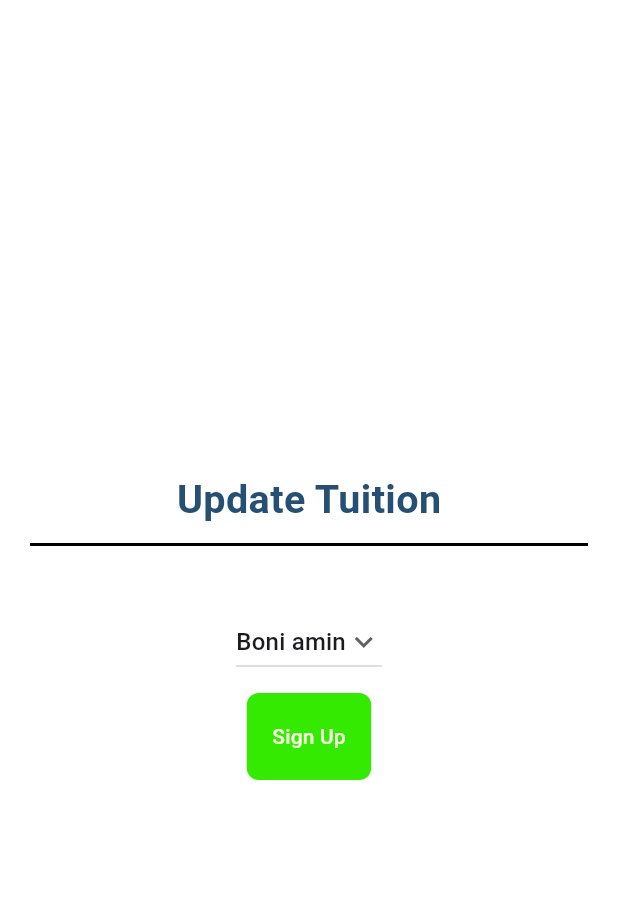
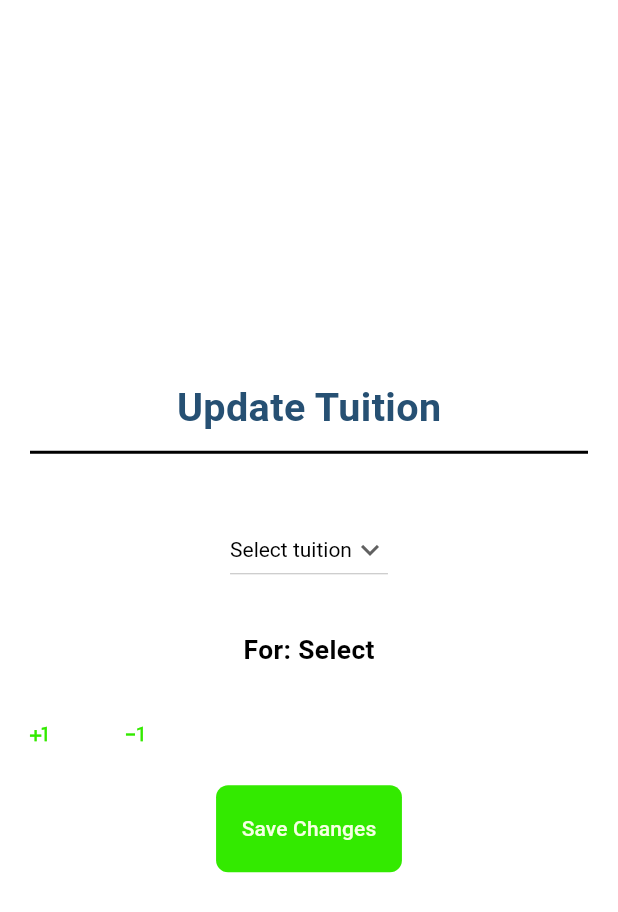
Before and after one commit to fahimmahmud618/Monthy_Tracker, a Flutter app: the UpdateTuitionPage screen opened directly, on a phone screen of 412 x 824 dp. Shown: the top 912 px of the screen. Run offline on Flutter 3.47's test engine with Material 3 defaults, Android fonts, the phone set to English and light mode, and no system bars.

Commit message:
update tuition issue solved

```diff
--- a/lib/Pages/update_tuition_page.dart
+++ b/lib/Pages/update_tuition_page.dart
@@ -2,6 +2,7 @@ import 'package:flutter/material.dart';
 import 'package:monthy_tracker/Widgets/action_button.dart';
 import 'package:monthy_tracker/Widgets/dropdown.dart';
 import 'package:monthy_tracker/Widgets/heading_title_bar.dart';
+import 'package:monthy_tracker/Widgets/icon_with_action.dart';
 
 import '../Styles.dart';
 
@@ -14,15 +15,21 @@ class UpdateTuitionPage extends StatefulWidget {
 
 class _UpdateTuitionPageState extends State<UpdateTuitionPage> {
 
-  List<String> tuitionList=["Boni amin", "Roufa", "shafa"];
-  String selectedOption="Boni amin";
+  List<String> tuitionList=["Select tuition","Boni amin", "Roufa", "shafa"];
+  String selectedOption="Select";
+  int count=9;
   void update_tuition(){
     print("tuition update triggered");
+    print("Selected option: $selectedOption, count: $count");
   }
 
-  void update_selection(){
-    print("tuition update triggered");
+  void update_selection(String newValue) {
+    setState(() {
+      selectedOption = newValue;
+    });
+    print("Selected option: $selectedOption, count: $count");
   }
+
   @override
   Widget build(BuildContext context) {
     return SafeArea(
@@ -36,23 +43,21 @@ class _UpdateTuitionPageState extends State<UpdateTuitionPage> {
             children: [
               PageTitleBar(context, color1, "Update Tuition"),
               SizedBox(height: 30,),
-              // DropdownSelector(context, Colors.white, Colors.black, tuitionList, selectedOption,
-              //       (String newValue) {
-              //     // Update the selected option in the parent widget
-              //     selectedOption = newValue;
-              //     // You can also perform any other actions based on the selected option
-              //     print("Selected option: $selectedOption");
-              //   },
-              // ),
-              DropdownSelector(
-                tuitionList: tuitionList,
-                selectedOption: selectedOption,
-                onChanged: (String newValue) {
-                  selectedOption = newValue;
-                  print("Selected option: $selectedOption");
-                },
+              Column(
+                children: [
+                  DropdownSelector(context, Colors.white, Colors.black, tuitionList, selectedOption,update_selection),
+                  SizedBox(height: 30,),
+                  Text("For: $selectedOption", style: boldTextStyle(context, Colors.black),),
+                  SizedBox(height: 20,),
+                  Row(
+                    children: [
+                      IconWithAction(Icons.plus_one, color3, '', ()=>count++),
+                      IconWithAction(Icons.exposure_minus_1, color3, '', ()=>count--),
+                    ],
+                  ),
+                ],
               ),
-              ActionButton(context, color3, "Sign Up", update_tuition),
+              ActionButton(context, color3, "Save Changes", update_tuition),
             ],
           ),
         ),
--- a/lib/Widgets/dropdown.dart
+++ b/lib/Widgets/dropdown.dart
@@ -1,27 +1,16 @@
 import 'package:flutter/material.dart';
 
-class DropdownSelector extends StatelessWidget {
-  final List<String> tuitionList;
-  final String selectedOption;
-  final void Function(String) onChanged;
-
-  DropdownSelector({
-    required this.tuitionList,
-    required this.selectedOption,
-    required this.onChanged,
-  });
-
-  @override
-  Widget build(BuildContext context) {
+Widget DropdownSelector(BuildContext context, Color backgroundColor, Color textColor, List<String> itemList, String selectedOption, void Function(String) onChanged) {
   return Container(
     child: DropdownButton(
-        value: selectedOption,
+      value: itemList[0],
       icon: const Icon(Icons.keyboard_arrow_down),
+      style: TextStyle(color: textColor),
       // Array list of items
-        items: tuitionList.map((String item) {
+      items: itemList.map((String item) {
         return DropdownMenuItem(
           value: item,
-            child: Text(item),
+          child: Text(item, style: TextStyle(color: textColor)),
         );
       }).toList(),
       // After selecting the desired option, it will
@@ -34,4 +23,3 @@ class DropdownSelector extends StatelessWidget {
     ),
   );
 }
-}
--- /dev/null
+++ b/lib/Widgets/icon_with_action.dart
@@ -0,0 +1,12 @@
+import 'package:flutter/material.dart';
+
+Widget IconWithAction(IconData icon, Color color, String text, VoidCallback action) {
+  return TextButton.icon(
+    onPressed: action,
+    icon: Icon(icon, color: color),
+    label: Text(
+      text,
+      style: TextStyle(color: color),
+    ),
+  );
+}
```
Lines whose indentation alone changed are shown as unchanged.
